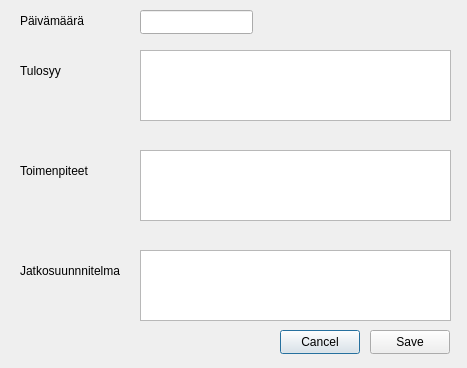
juhotuominen/CustomerManagerQT, file addvisit.ui: the form before one commit.
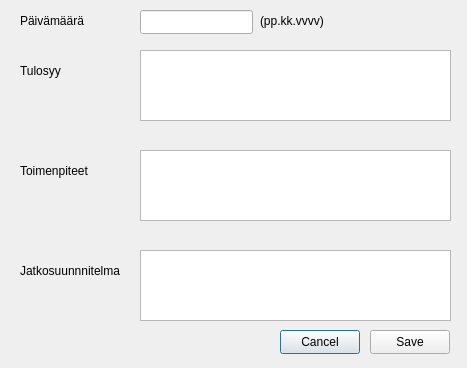
The form after the commit.

Patch:
```diff
--- a/addvisit.ui
+++ b/addvisit.ui
@@ -131,6 +131,19 @@
     <string>Jatkosuunnnitelma</string>
    </property>
   </widget>
+  <widget class="QLabel" name="label_5">
+   <property name="geometry">
+    <rect>
+     <x>260</x>
+     <y>10</y>
+     <width>71</width>
+     <height>21</height>
+    </rect>
+   </property>
+   <property name="text">
+    <string>(pp.kk.vvvv)</string>
+   </property>
+  </widget>
  </widget>
  <resources/>
  <connections/>
```
